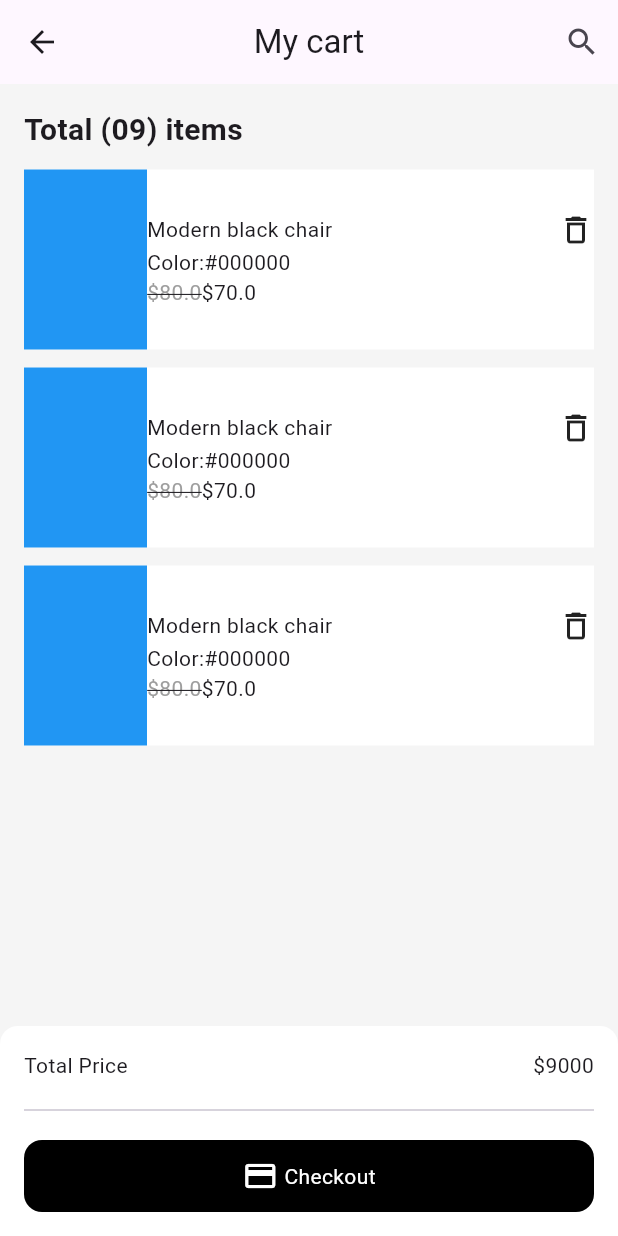
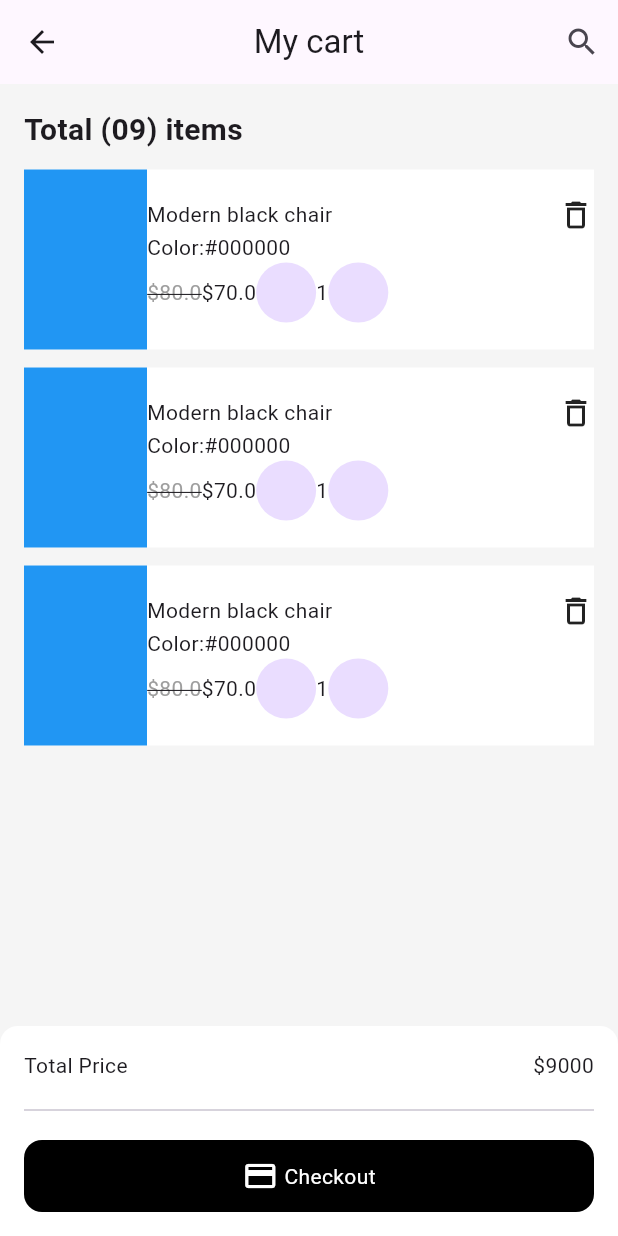
Before and after one commit to JAICHANGPARK/flutter_notebook_chapter_49, a Flutter app: the FurnitureCartPage screen opened directly, on a phone screen of 412 x 824 dp. Run offline on Flutter 3.47's test engine with Material 3 defaults, Android fonts, the phone set to English and light mode, and no system bars; our stand-ins replace dots_indicator, gap, google_fonts.

Commit message:
Update furniture_cart_page.dart

```diff
--- a/lib/ep2460_furniture_app/ui/furniture_cart_page.dart
+++ b/lib/ep2460_furniture_app/ui/furniture_cart_page.dart
@@ -72,7 +72,11 @@ class _FurnitureCartPageState extends State<FurnitureCartPage> {
                                             color: Colors.grey,
                                           ),
                                         ),
-                                        Text("\$70.0")
+                                        Text("\$70.0"),
+                                        CircleAvatar(),
+                                        Text("1"),
+                                        CircleAvatar(),
+
                                       ],
                                     ),
                                   ],
```
